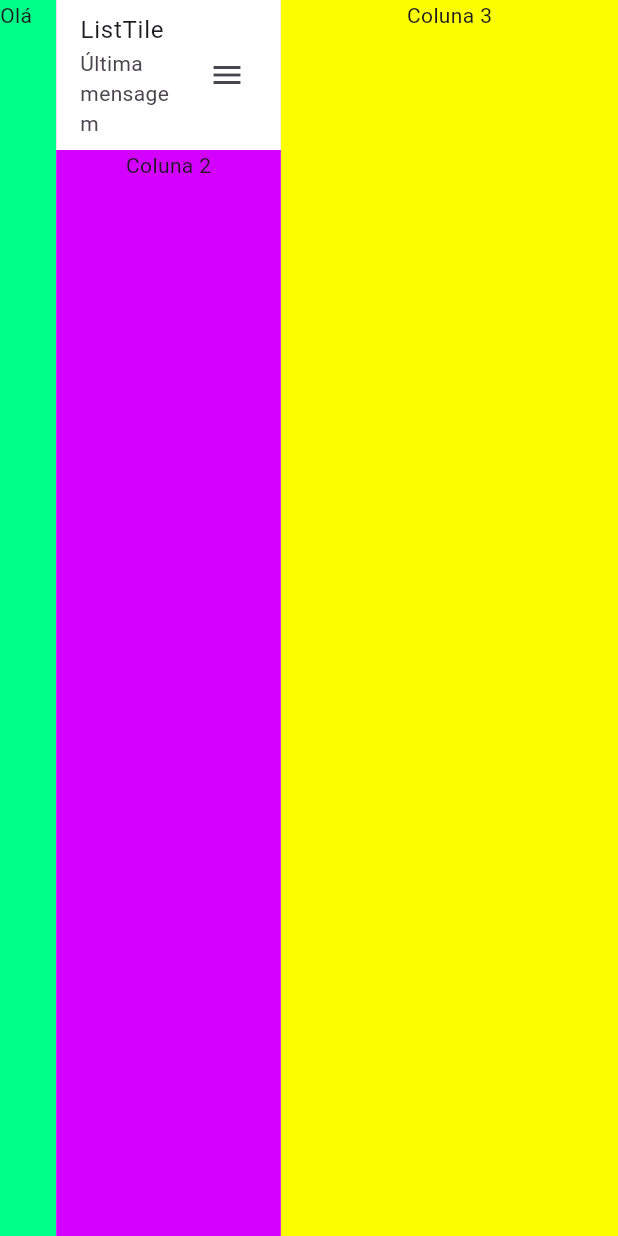
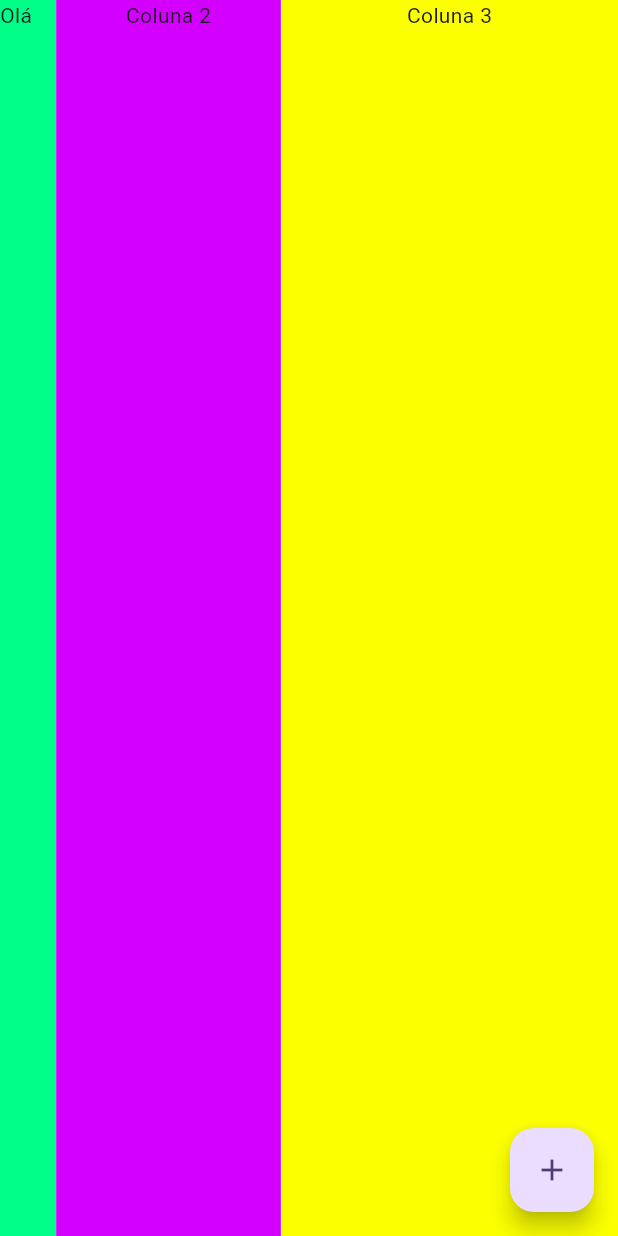
Before and after one commit to Notas-Alunos/Mensagens, a Flutter app: the HomePage screen opened directly, on a phone screen of 412 x 824 dp. Run offline on Flutter 3.47's test engine with Material 3 defaults, Android fonts, the phone set to English and light mode, and no system bars.

Commit message:
small info

```diff
--- a/lib/pages/home_page.dart
+++ b/lib/pages/home_page.dart
@@ -3,26 +3,36 @@ import '../widgets/counter_display.dart';
 import '../widgets/greeting_display.dart';
 import '../widgets/other_column_display.dart';
 
-class HomePage extends StatefulWidget {
+class HomePage extends StatelessWidget {
   const HomePage({super.key});
 
-  @override
-  State<HomePage> createState() => _HomePageState();
-}
-
-class _HomePageState extends State<HomePage> {
   @override
   Widget build(BuildContext context) {
     return Scaffold(
       body: Row(
         crossAxisAlignment: CrossAxisAlignment.stretch,
         children: <Widget>[
-          Expanded(child: CounterDisplay()),
+          Expanded(
+            child: CounterDisplay(),
+          ),
 
-          Expanded(flex: 4, child: const GreetingDisplay()),
+          // GreetingDisplay
+          const Expanded(
+            flex: 4,
+            child: GreetingDisplay(),
+          ),
 
-          Expanded(flex: 6, child: const OtherDisplay()),
+          const Expanded(
+            flex: 6,
+            child: OtherDisplay(),
+          ),
         ],
+      ),
+      floatingActionButton: FloatingActionButton(
+        onPressed: () {
+          print('Botão pressionado');
+        },
+        child: const Icon(Icons.add),
       ),
     );
   }
--- a/lib/widgets/greeting_display.dart
+++ b/lib/widgets/greeting_display.dart
@@ -36,14 +36,14 @@ class GreetingDisplay extends StatelessWidget {
           //     ),
           //   ],
           // ),
-          CustomListTile(
-            title: 'ListTile',
-            subtitle: 'Última mensagem',
-            trailing: Icon(Icons.menu),
-            onTap: () {
-              print('Tile clicado!');
-            },
-          ),
+          // CustomListTile(
+          //   title: 'ListTile',
+          //   subtitle: 'Última mensagem',
+          //   trailing: Icon(Icons.menu),
+          //   onTap: () {
+          //     print('Tile clicado!');
+          //   },
+          // ),
 
           Text('Coluna 2'),
         ],
```
